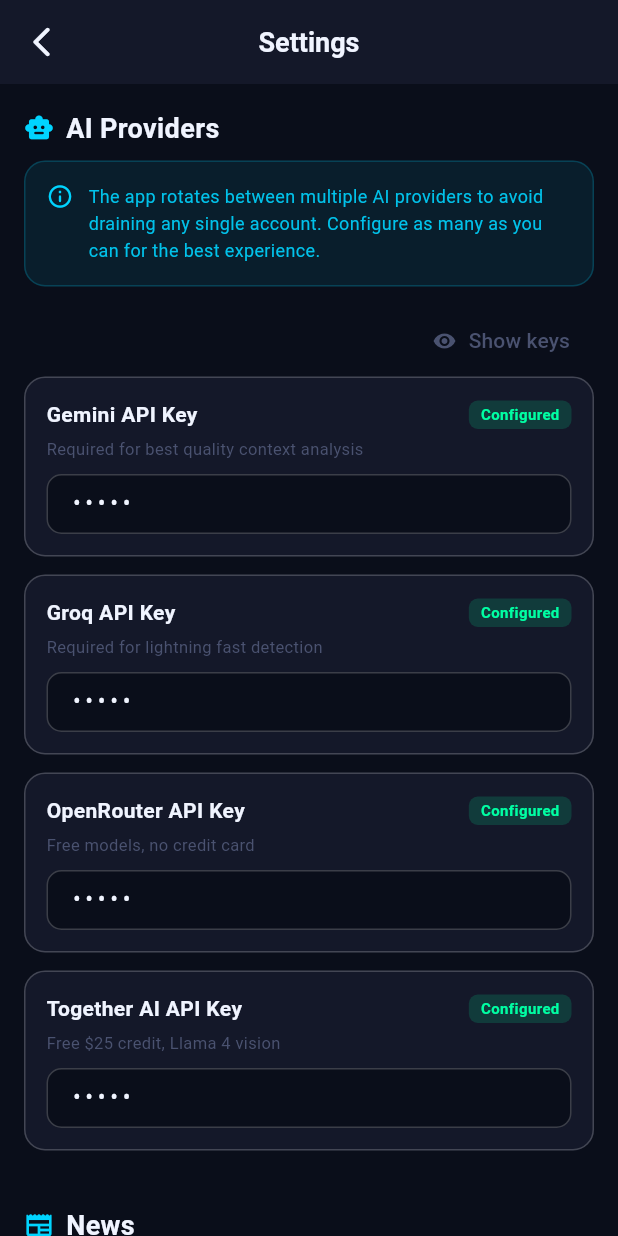
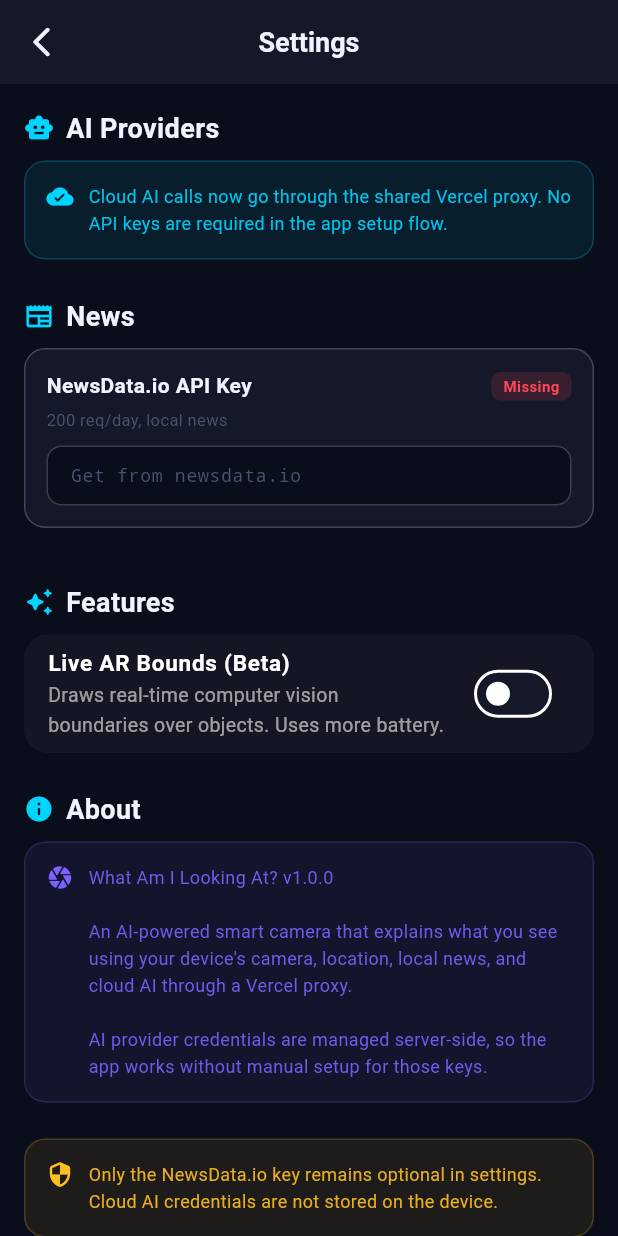
Before and after one commit to Farwalker3/whatamilookingat, a Flutter app: the screen it shows after launch, after a tap on the "settings" icon, on a phone screen of 412 x 824 dp. Run offline on Flutter 3.47's test engine with Material 3 defaults, Android fonts, the phone set to English and light mode, and no system bars; our stand-ins replace camera, connectivity_plus, flutter_dotenv, geolocator, google_generative_ai, image_picker and 2 more; missing offline and left inert: exif, gal, google_mlkit_object_detection, google_mlkit_text_recognition; statements that could not run were skipped.

Commit message:
Remove AI key setup from settings

```diff
--- a/lib/screens/settings_screen.dart
+++ b/lib/screens/settings_screen.dart
@@ -1,11 +1,10 @@
 import 'package:flutter/material.dart';
-import 'package:flutter_dotenv/flutter_dotenv.dart';
 import 'package:provider/provider.dart';
 import 'package:shared_preferences/shared_preferences.dart';
 import '../providers/analysis_provider.dart';
 import '../theme/app_theme.dart';
 
-/// Settings screen for API key management and preferences.
+/// Settings screen for preferences.
 class SettingsScreen extends StatefulWidget {
   const SettingsScreen({super.key});
 
@@ -14,50 +13,26 @@
 }
 
 class _SettingsScreenState extends State<SettingsScreen> {
-  late TextEditingController _geminiController;
-  late TextEditingController _groqController;
-  late TextEditingController _openrouterController;
-  late TextEditingController _togetherController;
   late TextEditingController _newsController;
-  bool _showKeys = false;
 
   @override
   void initState() {
     super.initState();
-    _geminiController = TextEditingController(text: dotenv.env['GEMINI_API_KEY'] ?? '');
-    _groqController = TextEditingController(text: dotenv.env['GROQ_API_KEY'] ?? '');
-    _openrouterController = TextEditingController(text: dotenv.env['OPENROUTER_API_KEY'] ?? '');
-    _togetherController = TextEditingController(text: dotenv.env['TOGETHER_API_KEY'] ?? '');
-    _newsController = TextEditingController(text: dotenv.env['NEWS_API_KEY'] ?? '');
-    _loadKeys();
+    _newsController = TextEditingController();
+    _loadNewsKey();
   }
 
-  Future<void> _loadKeys() async {
+  Future<void> _loadNewsKey() async {
     final prefs = await SharedPreferences.getInstance();
-    if (prefs.getString('GEMINI_API_KEY') != null) {
-      _geminiController.text = prefs.getString('GEMINI_API_KEY')!;
-    }
-    if (prefs.getString('GROQ_API_KEY') != null) {
-      _groqController.text = prefs.getString('GROQ_API_KEY')!;
-    }
-    if (prefs.getString('OPENROUTER_API_KEY') != null) {
-      _openrouterController.text = prefs.getString('OPENROUTER_API_KEY')!;
-    }
-    if (prefs.getString('TOGETHER_API_KEY') != null) {
-      _togetherController.text = prefs.getString('TOGETHER_API_KEY')!;
-    }
-    if (prefs.getString('NEWS_API_KEY') != null) {
-      _newsController.text = prefs.getString('NEWS_API_KEY')!;
+    final saved = prefs.getString('NEWS_API_KEY');
+    if (saved != null) {
+      _newsController.text = saved;
     }
     setState(() {});
   }
 
   @override
   void dispose() {
-    _geminiController.dispose();
-    _groqController.dispose();
-    _openrouterController.dispose();
-    _togetherController.dispose();
     _newsController.dispose();
     super.dispose();
   }
@@ -77,62 +52,12 @@
       body: ListView(
         padding: const EdgeInsets.all(16),
         children: [
-          // API Keys Section
           _buildSectionHeader('AI Providers', Icons.smart_toy_rounded),
           const SizedBox(height: 8),
           _buildInfoCard(
-            'The app rotates between multiple AI providers to avoid '
-            'draining any single account. Configure as many as you can '
-            'for the best experience.',
-            icon: Icons.info_outline_rounded,
+            'Cloud AI calls now go through the shared Vercel proxy. No API keys are required in the app setup flow.',
+            icon: Icons.cloud_done_rounded,
             color: AppTheme.primary,
-          ),
-          const SizedBox(height: 12),
-
-          Row(
-            mainAxisAlignment: MainAxisAlignment.end,
-            children: [
-              TextButton.icon(
-                onPressed: () => setState(() => _showKeys = !_showKeys),
-                icon: Icon(
-                  _showKeys ? Icons.visibility_off : Icons.visibility,
-                  size: 16,
-                ),
-                label: Text(_showKeys ? 'Hide keys' : 'Show keys'),
-                style: TextButton.styleFrom(
-                  foregroundColor: AppTheme.textMuted,
-                ),
-              ),
-            ],
-          ),
-
-          _buildApiKeyField(
-            'Gemini API Key',
-            _geminiController,
-            'aistudio.google.com',
-            'Required for best quality context analysis',
-            'GEMINI_API_KEY',
-          ),
-          _buildApiKeyField(
-            'Groq API Key',
-            _groqController,
-            'console.groq.com',
-            'Required for lightning fast detection',
-            'GROQ_API_KEY',
-          ),
-          _buildApiKeyField(
-            'OpenRouter API Key',
-            _openrouterController,
-            'openrouter.ai',
-            'Free models, no credit card',
-            'OPENROUTER_API_KEY',
-          ),
-          _buildApiKeyField(
-            'Together AI API Key',
-            _togetherController,
-            'api.together.xyz',
-            'Free \$25 credit, Llama 4 vision',
-            'TOGETHER_API_KEY',
           ),
 
           const SizedBox(height: 24),
@@ -172,21 +97,15 @@
           const SizedBox(height: 8),
           _buildInfoCard(
             'What Am I Looking At? v1.0.0\n\n'
-            'An AI-powered smart camera that explains what you see '
-            'using your device\'s camera, location, local news, and '
-            'multiple AI providers.\n\n'
-            'All AI processing is done via free API tiers. No data '
-            'is stored on external servers beyond what the AI APIs '
-            'require for processing.',
+            'An AI-powered smart camera that explains what you see using your device\'s camera, location, local news, and cloud AI through a Vercel proxy.\n\n'
+            'AI provider credentials are managed server-side, so the app works without manual setup for those keys.',
             icon: Icons.camera_rounded,
             color: AppTheme.secondary,
           ),
 
           const SizedBox(height: 24),
           _buildInfoCard(
-            '⚠️ Note: API keys entered here are stored only on this device. '
-            'For production use, keys should be configured in the .env file '
-            'before building the app.',
+            'Only the NewsData.io key remains optional in settings. Cloud AI credentials are not stored on the device.',
             icon: Icons.security_rounded,
             color: AppTheme.warning,
           ),
@@ -280,7 +199,7 @@
             const SizedBox(height: 8),
             TextField(
               controller: controller,
-              obscureText: !_showKeys,
+              obscureText: false,
               style: const TextStyle(
                 color: AppTheme.textPrimary,
                 fontSize: 13,
```
